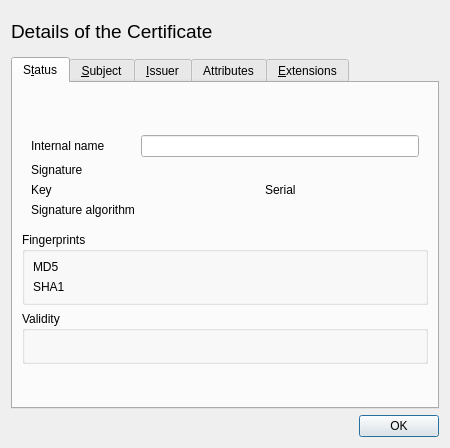
The window that ui/CertDetail.ui (chris2511/xca) describes before a commit, drawn with Qt 5.
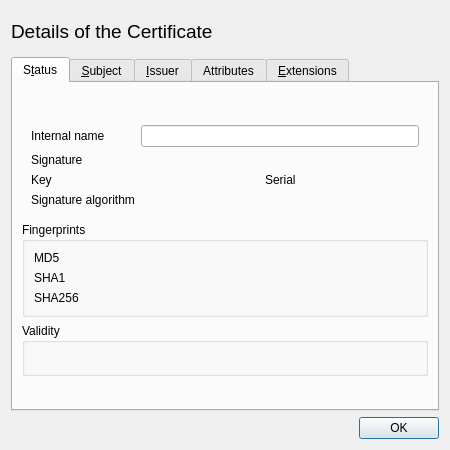
The same window after the commit. Custom widgets are drawn as their Qt base class.

The edit to the form file:
```diff
--- a/ui/CertDetail.ui
+++ b/ui/CertDetail.ui
@@ -7,7 +7,7 @@
     <x>0</x>
     <y>0</y>
     <width>450</width>
-    <height>448</height>
+    <height>450</height>
    </rect>
   </property>
   <property name="windowTitle">
@@ -86,13 +86,7 @@
       <attribute name="title">
        <string>S&amp;tatus</string>
       </attribute>
-      <layout class="QVBoxLayout">
-       <property name="spacing">
-        <number>6</number>
-       </property>
-       <property name="margin">
-        <number>9</number>
-       </property>
+      <layout class="QVBoxLayout" name="verticalLayout_4">
        <item>
         <spacer>
          <property name="orientation">
@@ -223,19 +217,6 @@
           <string>Fingerprints</string>
          </property>
          <layout class="QGridLayout">
-          <property name="margin">
-           <number>8</number>
-          </property>
-          <property name="spacing">
-           <number>6</number>
-          </property>
-          <item row="1" column="0">
-           <widget class="QLabel" name="TextLabel2_2">
-            <property name="text">
-             <string>SHA1</string>
-            </property>
-           </widget>
-          </item>
           <item row="0" column="0">
            <widget class="QLabel" name="TextLabel1_2">
             <property name="text">
@@ -243,13 +224,6 @@
             </property>
            </widget>
           </item>
-          <item row="1" column="1">
-           <widget class="CopyLabel" name="fpSHA1">
-            <property name="toolTip">
-             <string>A SHA-1 hashsum of the certificate</string>
-            </property>
-           </widget>
-          </item>
           <item row="0" column="1">
            <widget class="CopyLabel" name="fpMD5">
             <property name="toolTip">
@@ -257,6 +231,34 @@
             </property>
            </widget>
           </item>
+          <item row="1" column="0">
+           <widget class="QLabel" name="TextLabel2_2">
+            <property name="text">
+             <string>SHA1</string>
+            </property>
+           </widget>
+          </item>
+          <item row="1" column="1">
+           <widget class="CopyLabel" name="fpSHA1">
+            <property name="toolTip">
+             <string>A SHA-1 hashsum of the certificate</string>
+            </property>
+           </widget>
+          </item>
+          <item row="2" column="0">
+           <widget class="QLabel" name="TextLabel2_3">
+            <property name="text">
+             <string>SHA256</string>
+            </property>
+           </widget>
+          </item>
+          <item row="2" column="1">
+           <widget class="CopyLabel" name="fpSHA256">
+            <property name="toolTip">
+             <string>A SHA-256 hashsum of the certificate</string>
+            </property>
+           </widget>
+          </item>
          </layout>
         </widget>
        </item>
```
Left out of the diff: 3 changed lines with no effect on the pictures.
